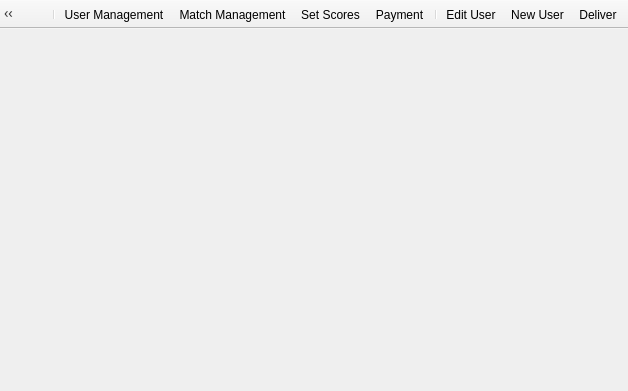
Above: Client/reghaabat/mainwindow.ui from nournia/ketabkhaane before the change. Below: the same form after it.
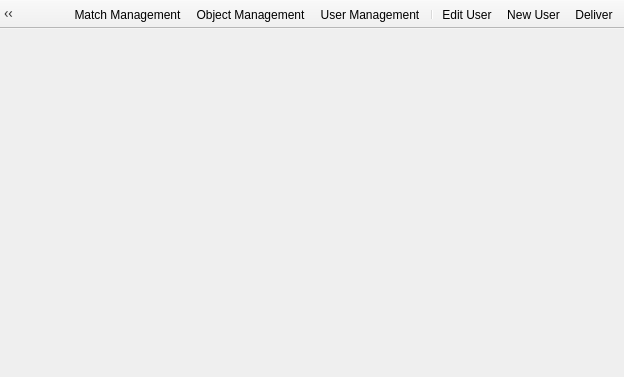
That is the form after the change. Icons and pictures are not drawn.

Commit message: add object management gui

The edit to the form file:
```diff
--- a/Client/reghaabat/mainwindow.ui
+++ b/Client/reghaabat/mainwindow.ui
@@ -6,8 +6,8 @@
    <rect>
     <x>0</x>
     <y>0</y>
-    <width>628</width>
-    <height>391</height>
+    <width>624</width>
+    <height>377</height>
    </rect>
   </property>
   <property name="windowTitle">
@@ -65,10 +65,11 @@
    <addaction name="actionNewUser"/>
    <addaction name="actionEditUser"/>
    <addaction name="separator"/>
-   <addaction name="actionPayment"/>
-   <addaction name="actionSetScores"/>
-   <addaction name="actionMatchManagement"/>
    <addaction name="actionUserManagement"/>
+   <addaction name="actionObjectManagement"/>
+   <addaction name="actionMatchManagement"/>
+   <addaction name="actionSetScores"/>
+   <addaction name="actionPayment"/>
    <addaction name="separator"/>
    <addaction name="actionChangePermissions"/>
    <addaction name="actionOptions"/>
@@ -207,6 +208,18 @@
     <string>Edit User</string>
    </property>
   </action>
+  <action name="actionObjectManagement">
+   <property name="icon">
+    <iconset resource="reghaabat.qrc">
+     <normaloff>:/images/object.png</normaloff>:/images/object.png</iconset>
+   </property>
+   <property name="text">
+    <string>Object Management</string>
+   </property>
+   <property name="toolTip">
+    <string>Objec tManagement</string>
+   </property>
+  </action>
  </widget>
  <layoutdefault spacing="6" margin="11"/>
  <resources>
```
The commit also changes 10 other files.
